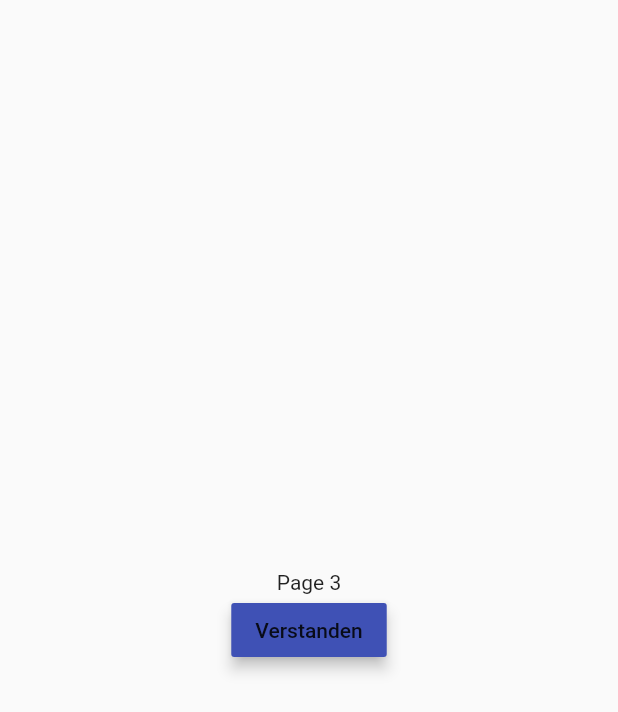
After one commit to wsdt/Blockchain-Identity-Frontend, a Flutter app: the screen it shows after launch, swiped to page 3, on a phone screen of 412 x 824 dp. The commit adds this screen. Shown: the top 712 px of the screen. Run offline on Flutter 3.47's test engine with Material 2 defaults, Android fonts, the phone set to English and light mode, and no system bars; our stand-ins replace shared_preferences.

Commit message:
shared prefs, introduction workflow works

```diff
--- /dev/null
+++ b/s_frontend/lib/introduction/introduction.interfaces.dart
@@ -0,0 +1,5 @@
+
+/// Shared preferences identifier for determining whether
+/// information on how to use app has been shown already. When
+/// yes do not show information without explicit action again. */
+const INTRODUCTION_SHOWN = "INTRODUCTION_SHOWN";
--- /dev/null
+++ b/s_frontend/lib/introduction/introduction_page_3.dart
@@ -0,0 +1,57 @@
+import 'package:flutter/cupertino.dart';
+import 'package:flutter/material.dart';
+import 'package:s_frontend/introduction/introduction.interfaces.dart';
+import 'package:shared_preferences/shared_preferences.dart';
+
+class IntroductionPage3 extends StatelessWidget {
+
+  IntroductionPage3({Key key}) : super(key: key);
+
+  /// Saves status in Shares prefs, that message has been read.
+  /// Therefore information pages won't be shown again. */
+  _saveReadStatus() async {
+    SharedPreferences prefs = await SharedPreferences.getInstance();
+    await prefs.setBool(INTRODUCTION_SHOWN, true);
+  }
+
+  @override
+  Widget build(BuildContext context) {
+    // The Flutter framework has been optimized to make rerunning build methods
+    // fast, so that you can just rebuild anything that needs updating rather
+    // than having to individually change instances of widgets.
+    return Scaffold(
+      body: Center(
+        // Center is a layout widget. It takes a single child and positions it
+        // in the middle of the parent.
+        child: Column(
+          // Column is also layout widget. It takes a list of children and
+          // arranges them vertically. By default, it sizes itself to fit its
+          // children horizontally, and tries to be as tall as its parent.
+          //
+          // Invoke "debug painting" (press "p" in the console, choose the
+          // "Toggle Debug Paint" action from the Flutter Inspector in Android
+          // Studio, or the "Toggle Debug Paint" command in Visual Studio Code)
+          // to see the wireframe for each widget.
+          //
+          // Column has various properties to control how it sizes itself and
+          // how it positions its children. Here we use mainAxisAlignment to
+          // center the children vertically; the main axis here is the vertical
+          // axis because Columns are vertical (the cross axis would be
+          // horizontal).
+          mainAxisAlignment: MainAxisAlignment.center,
+          children: <Widget>[
+            Text(
+              'Page 3',
+            ),
+            RaisedButton(
+                child: const Text('Verstanden'),
+                color: Theme.of(context).accentColor,
+                elevation: 4.0,
+                splashColor: Colors.blueGrey,
+                onPressed: this._saveReadStatus)
+          ],
+        ),
+      ), // center, This trailing comma makes auto-formatting nicer for build methods.
+    );
+  }
+}
--- a/s_frontend/lib/introduction/introduction_pages_parent.dart
+++ b/s_frontend/lib/introduction/introduction_pages_parent.dart
@@ -2,13 +2,18 @@ import 'package:flutter/cupertino.dart';
 import 'package:flutter/material.dart';
 import 'package:s_frontend/introduction/introduction_page_1.dart';
 import 'package:s_frontend/introduction/introduction_page_2.dart';
+import 'package:s_frontend/introduction/introduction_page_3.dart';
 
 class IntroductionPagesParent extends PageView {
   static final customController = PageController(
     initialPage: 1,
   );
-  static final childrenList = [IntroductionPage1(), IntroductionPage2()];
+  static final childrenList = [
+    IntroductionPage1(),
+    IntroductionPage2(),
+    IntroductionPage3()
+  ];
 
-  IntroductionPagesParent({Key key, PageController customController}) : super(key: key, controller: customController, children:childrenList);
-
+  IntroductionPagesParent({Key key, PageController customController})
+      : super(key: key, controller: customController, children: childrenList);
 }
--- a/s_frontend/lib/main.dart
+++ b/s_frontend/lib/main.dart
@@ -1,27 +1,22 @@
 import 'package:flutter/material.dart';
-import 'package:s_frontend/introduction/introduction_pages_parent.dart';
+import 'package:s_frontend/auth_page.dart';
 
 void main() => runApp(App());
 
 class App extends StatelessWidget {
   // This widget is the root of your application.
+
   @override
   Widget build(BuildContext context) {
+    debugPrint("main:build: Started main application.");
+
     return MaterialApp(
-      title: 'VID-Card',
       theme: ThemeData(
         // This is the theme of your application.
-        //
-        // Try running your application with "flutter run". You'll see the
-        // application has a blue toolbar. Then, without quitting the app, try
-        // changing the primarySwatch below to Colors.green and then invoke
-        // "hot reload" (press "r" in the console where you ran "flutter run",
-        // or simply save your changes to "hot reload" in a Flutter IDE).
-        // Notice that the counter didn't reset back to zero; the application
-        // is not restarted.
         primarySwatch: Colors.indigo,
       ),
-      home: IntroductionPagesParent(),
+      home: AuthPage(),
     );
   }
+
 }
--- a/s_frontend/pubspec.yaml
+++ b/s_frontend/pubspec.yaml
@@ -19,6 +19,9 @@ dependencies:
   # The following adds the Cupertino Icons font to your application.
   # Use with the CupertinoIcons class for iOS style icons.
   cupertino_icons: ^0.1.2
+
+  shared_preferences: ^0.5.0
+  splashscreen: ^1.2.0
 
 dev_dependencies:
   flutter_test:
```
Also changed, not shown: s_frontend/lib/auth_page.dart (added, +63 -0 lines).
